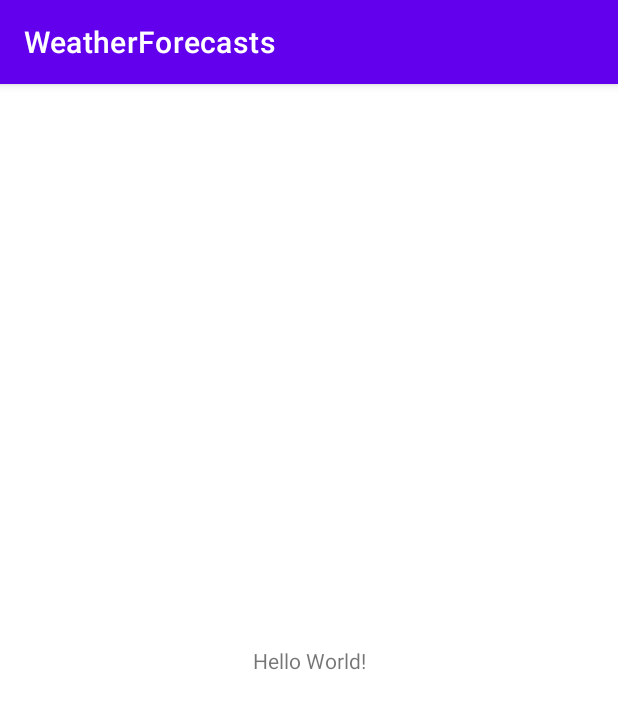
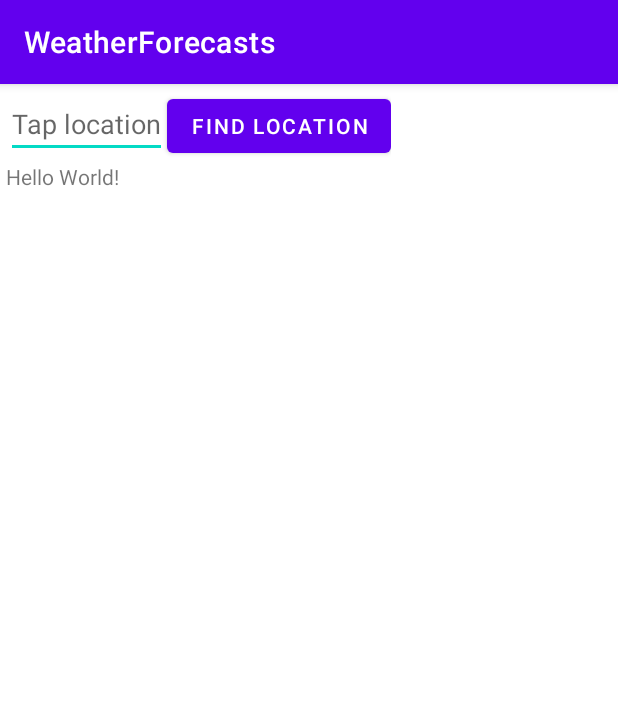
Before and after one commit to OlegQt/WeatherForecasts, an Android app: the screen it shows after launch (MainActivity), on a phone screen of 412 x 824 dp. Shown: the top 709 px of the screen. Run offline under Robolectric (Android 15) with nearby library versions, the phone set to English and light mode, and no system bars.

Commit message:
Simple Ui inserted

```diff
--- a/app/src/main/java/com/weatherforecasts/MainActivity.kt
+++ b/app/src/main/java/com/weatherforecasts/MainActivity.kt
@@ -2,19 +2,25 @@ package com.weatherforecasts
 
 import androidx.appcompat.app.AppCompatActivity
 import android.os.Bundle
+import android.widget.Button
+import android.widget.EditText
 import android.widget.TextView
 import com.weatherforecasts.openweathermap.CitiesLocation
 import com.weatherforecasts.openweathermap.OpenWeather
 import com.weatherforecasts.openweathermap.UpdateWeatherInfo
 
 class MainActivity : AppCompatActivity() {
-    var txtInfo:TextView? = null
+    var txtInfo: TextView? = null
+    var btnAction: Button? = null
+    var txtCity: EditText? = null
 
-    private val updateWeather = object :UpdateWeatherInfo{
+    val openWeather = OpenWeather(null)
+
+    private val updateWeather = object : UpdateWeatherInfo {
         override fun updateCityLocation(cityLocation: List<CitiesLocation>) {
-            if(txtInfo!=null){
-                val strBuilder:StringBuilder = java.lang.StringBuilder()
-                cityLocation.forEach{
+            if (txtInfo != null) {
+                val strBuilder: StringBuilder = java.lang.StringBuilder()
+                cityLocation.forEach {
                     strBuilder.append(it.name).append("\n")
                         .append("${it.lat}  ${it.lon} \n")
                         .append("country - ${it.country}")
@@ -22,16 +28,28 @@ class MainActivity : AppCompatActivity() {
                 txtInfo?.text = strBuilder.toString()
             }
         }
-
     }
 
     override fun onCreate(savedInstanceState: Bundle?) {
         super.onCreate(savedInstanceState)
         setContentView(R.layout.activity_main)
+        deployUi()
+        uiBehaviour()
 
+        openWeather.setNewListener(updateWeather)
+        //openWeather.getLocations("Petersburg")
+    }
+
+    fun deployUi() {
         txtInfo = findViewById(R.id.txt_info)
-
-        val openWeather = OpenWeather(updateWeather)
-        openWeather.getLocations("Petersburg")
+        txtCity = findViewById(R.id.txt_city)
+        btnAction = findViewById(R.id.btn_action)
+    }
+    fun uiBehaviour(){
+        btnAction?.setOnClickListener {
+            if(!txtCity?.text.isNullOrEmpty()){
+                openWeather.getLocations(txtCity?.text.toString())
+            }
+        }
     }
 }
--- a/app/src/main/java/com/weatherforecasts/openweathermap/OpenWeather.kt
+++ b/app/src/main/java/com/weatherforecasts/openweathermap/OpenWeather.kt
@@ -4,10 +4,11 @@ import android.util.Log
 import retrofit2.*
 import retrofit2.converter.gson.GsonConverterFactory
 
-class OpenWeather(val listener: UpdateWeatherInfo) {
+class OpenWeather(var listener: UpdateWeatherInfo?) {
     private val baseUrl = "https://api.openweathermap.org/"
     private val appKey = "ce2b06f255f2307c07504a706c9d920d"
     private val TAG = "OpenWeather"
+
 
     var retrofit: Retrofit = Retrofit.Builder()
         .baseUrl(baseUrl)
@@ -15,6 +16,10 @@ class OpenWeather(val listener: UpdateWeatherInfo) {
         .build()
 
     val openWeather = retrofit.create(OpenWeatherApi::class.java)
+
+    fun setNewListener(listener: UpdateWeatherInfo){
+        this.listener = listener
+    }
 
     fun getLocations(cityName: String) {
         val call = openWeather.getCitiesLocation(cityName, appKey)
@@ -30,7 +35,7 @@ class OpenWeather(val listener: UpdateWeatherInfo) {
                         response.body()?.forEach {
                             citiesLocations.add(it)
                         }
-                        listener.updateCityLocation(citiesLocations)
+                        listener?.updateCityLocation(citiesLocations)
                     }
                 }
             }
--- a/app/src/main/res/layout/activity_main.xml
+++ b/app/src/main/res/layout/activity_main.xml
@@ -1,19 +1,39 @@
 <?xml version="1.0" encoding="utf-8"?>
-<androidx.constraintlayout.widget.ConstraintLayout xmlns:android="http://schemas.android.com/apk/res/android"
+<LinearLayout
+    xmlns:android="http://schemas.android.com/apk/res/android"
     xmlns:app="http://schemas.android.com/apk/res-auto"
     xmlns:tools="http://schemas.android.com/tools"
     android:layout_width="match_parent"
     android:layout_height="match_parent"
-    tools:context=".MainActivity">
+    tools:context=".MainActivity"
+    android:orientation="vertical"
+    android:layout_margin="4dp">
+
+    <LinearLayout
+        android:layout_width="wrap_content"
+        android:layout_height="wrap_content"
+        android:orientation="horizontal">
+
+        <EditText
+            android:id="@+id/txt_city"
+            android:layout_width="wrap_content"
+            android:layout_height="wrap_content"
+            android:hint="Tap location"/>
+
+        <com.google.android.material.button.MaterialButton
+            android:id="@+id/btn_action"
+            android:layout_width="wrap_content"
+            android:layout_height="wrap_content"
+            android:text="Find location"/>
+
+
+
+    </LinearLayout>
 
     <TextView
         android:layout_width="wrap_content"
         android:layout_height="wrap_content"
         android:text="Hello World!"
-        android:id="@+id/txt_info"
-        app:layout_constraintBottom_toBottomOf="parent"
-        app:layout_constraintEnd_toEndOf="parent"
-        app:layout_constraintStart_toStartOf="parent"
-        app:layout_constraintTop_toTopOf="parent" />
+        android:id="@+id/txt_info" />
 
-</androidx.constraintlayout.widget.ConstraintLayout>
+</LinearLayout>
```
